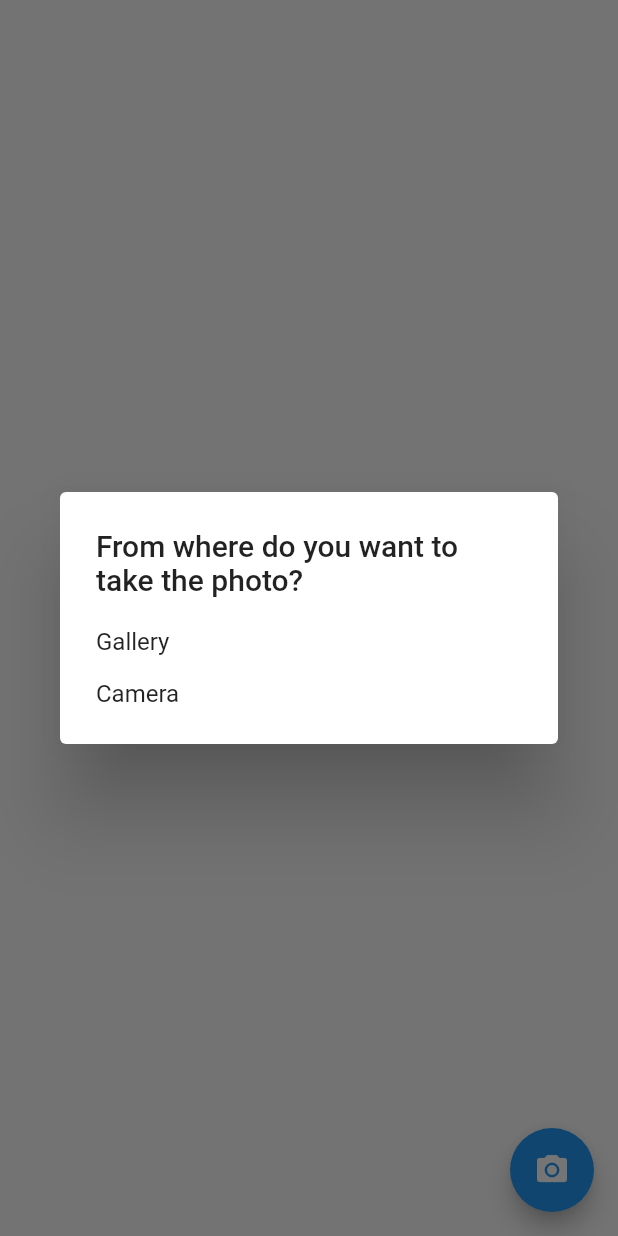
After one commit to jinang99/Parkinsons_Disease_Detection, a Flutter app: the Select screen opened directly, after a tap on "Click/ Upload an image", after a tap on the "camera alt" icon, on a phone screen of 412 x 824 dp. The commit adds this screen. Run offline on Flutter 3.47's test engine with Material 2 defaults, Android fonts, the phone set to English and light mode, and no system bars; our stand-ins replace audioplayers, firebase_database, font_awesome_flutter, image_gallery_saver, image_picker, screenshot; missing offline and left inert: flutter_audio_recorder, save_in_gallery; accounts and stored records are empty.

Commit message:
Added upload image from gallery / click image

```diff
--- a/lib/login.dart
+++ b/lib/login.dart
@@ -1,6 +1,7 @@
 
 import 'dart:convert';
 import 'package:drawx/recognizer_screen.dart';
+import 'package:drawx/select.dart';
 import 'package:flutter/material.dart';
 import 'package:flutter/material.dart' as prefix0;
 import 'package:flutter/services.dart';
@@ -450,7 +451,10 @@ class _LoginPageState extends State<LoginPage>
                         print(input_pass);
                         if (pass == input_pass) {
 
-                          Navigator.pushReplacement(context, MaterialPageRoute(builder: (context) => RecognizerScreen(title: 'Pakinson\'s Trace Test',)));
+                          Navigator.pushReplacement(context, MaterialPageRoute(builder: (context) {
+                            //RecognizerScreen(title: 'Pakinson\'s Trace Test',);
+                            return Select();
+                            }));
 
 
                         }
--- /dev/null
+++ b/lib/select.dart
@@ -0,0 +1,39 @@
+import 'package:drawx/recognizer_screen.dart';
+import 'package:flutter/material.dart';
+import './upload_image.dart';
+
+class Select extends StatelessWidget {
+  @override
+  Widget build(BuildContext context) {
+    return Scaffold(
+      body:
+         Column(
+           mainAxisAlignment: MainAxisAlignment.center,
+           crossAxisAlignment: CrossAxisAlignment.center,
+        children: <Widget> [
+          RaisedButton(
+
+            child: Text("Click/ Upload an image"),
+            onPressed: (){
+                              Navigator.pushReplacement(context, MaterialPageRoute(builder: (context) {
+                            return PhotoPreviewScreen();
+                            }));
+
+            } ,
+            ),
+            RaisedButton(
+              child: Text("Trace the shape"),
+              onPressed: (){
+                Navigator.pushReplacement(context, MaterialPageRoute(builder: (context) {
+                            return RecognizerScreen(title: 'Pakinson\'s Trace Test',);
+                            //return Select();
+                            }));
+              },
+              )
+
+        ]
+      )
+
+    );
+  }
+}
--- a/lib/soundx/sound.dart
+++ b/lib/soundx/sound.dart
@@ -153,13 +153,13 @@ class _MyHomePageState extends State<MyHomePage> {
     setState(() {
       _recording = result;
     });
-    var uri = Uri.parse("http://96817f037825.ngrok.io/preds");
+    var uri = Uri.parse("http://9ba96a819dff.ngrok.io/sound");
 
     print("connection established.");
     var request = http.MultipartRequest('POST', uri);
   request.files.add(
     await http.MultipartFile.fromPath(
-      'picture',
+      'sound',
       customPath
     )
       );
--- /dev/null
+++ b/lib/upload_image.dart
@@ -0,0 +1,138 @@
+import 'package:drawx/soundx/sound.dart';
+import 'package:flutter/material.dart';
+import 'package:image_picker/image_picker.dart';
+import 'dart:io';
+import 'package:http/http.dart' as http;
+import 'package:async/async.dart';
+
+class PhotoPreviewScreen extends StatefulWidget {
+  @override
+  _PhotoPreviewScreenState createState() => _PhotoPreviewScreenState();
+}
+
+
+
+class _PhotoPreviewScreenState extends State<PhotoPreviewScreen> {
+  var img = ImagePicker();
+  PickedFile imageFile = null;
+  @override
+  Widget build(BuildContext context) {
+    return Scaffold(
+      body: Center(
+        child: Column(
+          mainAxisAlignment: MainAxisAlignment.center,
+          children: <Widget>[
+            _setImageView(),
+            (imageFile == null) ? Container(
+
+              child: Text("Upload image"))
+            :
+            RaisedButton(
+              child: Text("Upload"),
+              onPressed: () async {
+                      //print("Capture Done");
+
+                      //http://25ab84feb44c.ngrok.io/preds
+                      print(imageFile);
+                      var stream = new http.ByteStream(DelegatingStream.typed(File(imageFile.path).openRead()));
+                      var length = await File(imageFile.path).length();
+                      print(length);
+                      var uri = Uri.parse("http://e17b47a42f0f.ngrok.io/preds");
+
+                      print("connection established.");
+                      // var request = http.MultipartRequest('POST', uri);
+                      //     request.files.add(
+                      //       await http.MultipartFile.fromPath(
+                      //         'picture',
+                      //         "/Internal storage/Pictures/Screenshots/1598347408.png"
+                      //       )
+                      //     );
+                      var request = new http.MultipartRequest("POST", uri);
+                      var multipartFile = new http.MultipartFile( 'image', stream, length,
+                      filename: "image",
+                      );
+                      //contentType: MediaType(‘image’, ‘png’));
+                      request.files.add(multipartFile);
+
+                      var response = await request.send();
+                      print(response.statusCode);
+                      final x = await response.stream.bytesToString();
+                            print("Response :  $x");
+
+
+
+                        //Next test
+                        Navigator.pushReplacement(context, MaterialPageRoute(builder: (context)=>Sound(x)));
+                      }),
+
+
+
+
+
+
+          ],
+        ),
+      ),
+      floatingActionButton: FloatingActionButton(
+        onPressed: () {
+          _showSelectionDialog(context);
+        },
+        child: Icon(Icons.camera_alt),
+      ),
+    );
+  }
+
+Future<void> _showSelectionDialog(BuildContext context) {
+    return showDialog(
+        context: context,
+        builder: (BuildContext context) {
+          return AlertDialog(
+              title: Text("From where do you want to take the photo?"),
+              content: SingleChildScrollView(
+                child: ListBody(
+                  children: <Widget>[
+                    GestureDetector(
+                      child: Text("Gallery"),
+                      onTap: () {
+                        _openGallery(context);
+                      },
+                    ),
+                    Padding(padding: EdgeInsets.all(8.0)),
+                    GestureDetector(
+                      child: Text("Camera"),
+                      onTap: () {
+                        _openCamera(context);
+                      },
+                    )
+                  ],
+                ),
+              ));
+        });
+  }
+
+  void _openGallery(BuildContext context) async {
+
+    var picture = await img.getImage(source: ImageSource.gallery);
+    this.setState(() {
+      imageFile = picture;
+    });
+    Navigator.of(context).pop();
+  }
+
+  void _openCamera(BuildContext context) async {
+    var picture = await img.getImage(source: ImageSource.camera);
+    this.setState(() {
+      imageFile = picture;
+    });
+    Navigator.of(context).pop();
+  }
+
+  Widget _setImageView() {
+    if (imageFile != null) {
+      return Image.file(File(imageFile.path), width: 500, height: 500);
+    } else {
+      return Text("Please select an image");
+    }
+  }
+
+}
--- a/pubspec.yaml
+++ b/pubspec.yaml
@@ -23,7 +23,6 @@ dependencies:
   # The following adds the Cupertino Icons font to your application.
   # Use with the CupertinoIcons class for iOS style icons.
   cupertino_icons: ^0.1.2
-  tflite: ^1.0.4
   image:
   save_in_gallery:
   screenshot:
@@ -36,6 +35,10 @@ dependencies:
   flutter_audio_recorder:
   path_provider:
   audioplayers:
+
+  camera:
+  path:
+  image_picker:
 
 dev_dependencies:
   flutter_test:
```
Also changed, not shown: lib/brain.dart (+17 -17 lines), pubspec.lock, 1 other file.
